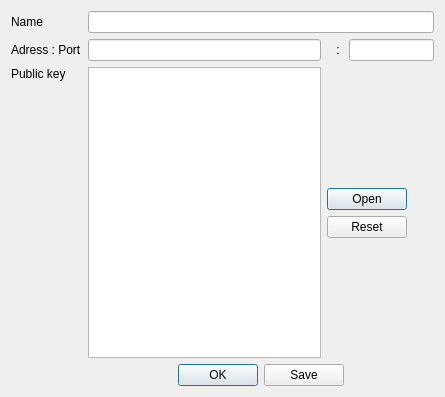
This is client/qt/bodyconnexion.ui in LaKabane/tNETacle as Qt 5 draws it before an edit. The edited form follows.
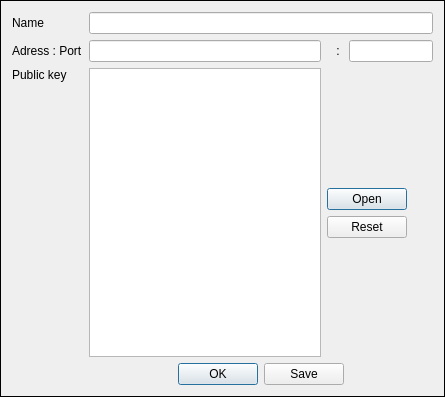
This is the edited form. Icons and pictures are not drawn.

Commit message: change header and body by frame and give a minimum size, display correctly

What changed in the file:
```diff
--- a/client/qt/bodyconnexion.ui
+++ b/client/qt/bodyconnexion.ui
@@ -1,7 +1,7 @@
 <?xml version="1.0" encoding="UTF-8"?>
 <ui version="4.0">
  <class>BodyConnexion</class>
- <widget class="QWidget" name="BodyConnexion">
+ <widget class="QFrame" name="BodyConnexion">
   <property name="geometry">
    <rect>
     <x>0</x>
@@ -17,6 +17,9 @@
    <iconset resource="../share/img/client.qrc">
     <normaloff>:/tools/root_notconnected.png</normaloff>:/tools/root_notconnected.png</iconset>
   </property>
+  <property name="frameShape">
+   <enum>QFrame::Box</enum>
+  </property>
   <layout class="QGridLayout" name="gridLayout">
    <item row="1" column="0">
     <widget class="QLabel" name="labelAdressPort">
```
The commit also changes 7 other files.
